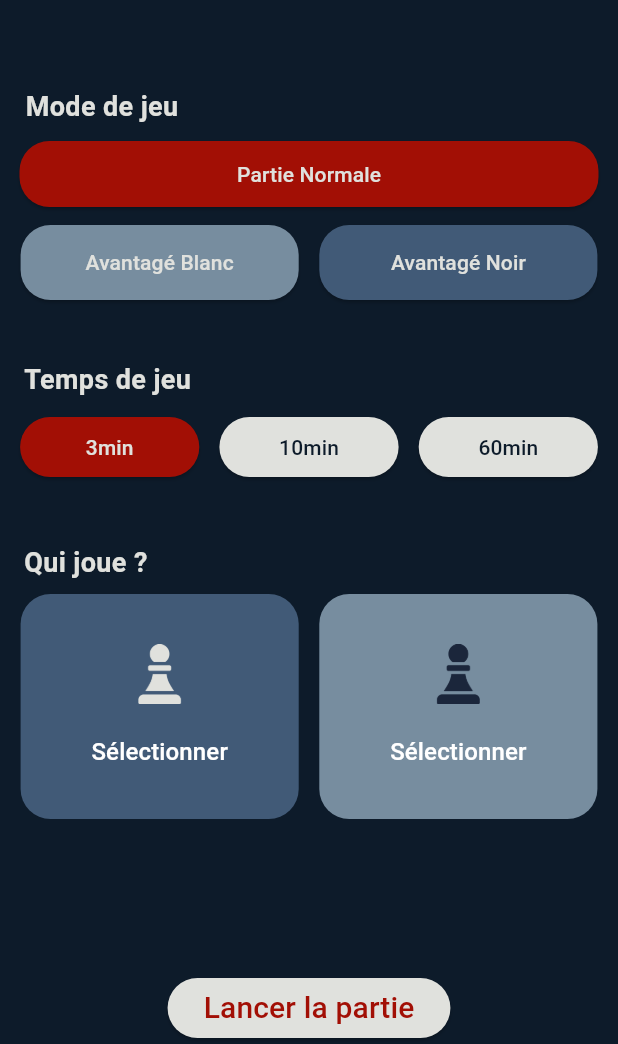
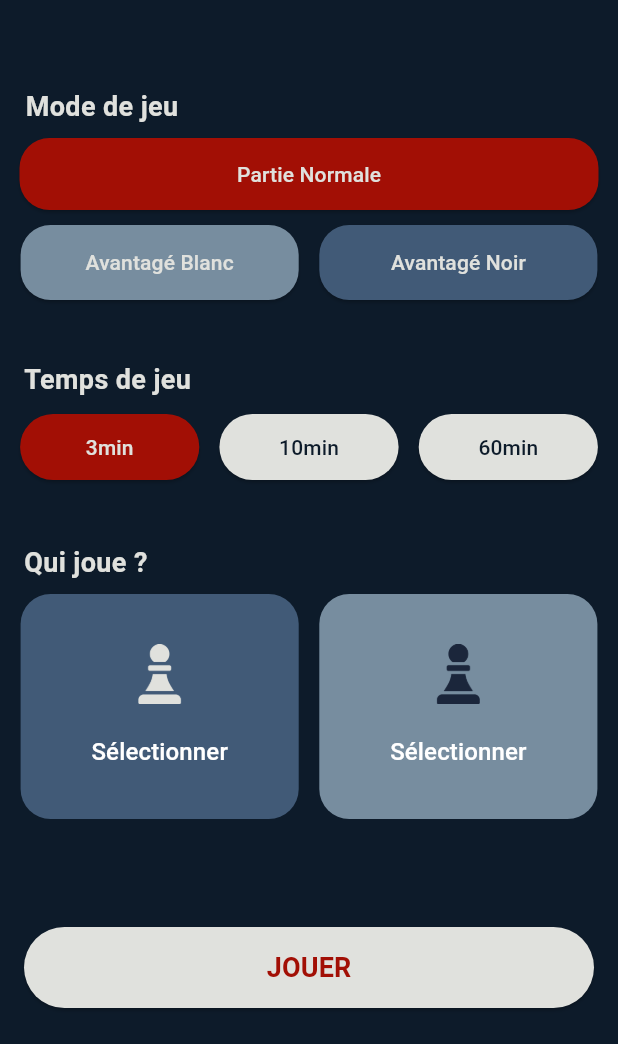
Before and after one commit to robinchausson/chess, a Flutter app: the screen it shows after launch, on a phone screen of 412 x 824 dp, the part 192-1236 px from its top. Run offline on Flutter 3.47's test engine with Material 3 defaults, Android fonts, the phone set to English and light mode, and no system bars; our stand-ins replace google_fonts, sqflite; accounts and stored records are empty.

Commit message:
design page de jeu

```diff
--- a/chess/lib/DatabaseHelper.dart
+++ b/chess/lib/DatabaseHelper.dart
@@ -83,7 +83,11 @@ class databaseHelper {
     final db = await database;
     final limitClause = limit > 0 ? 'LIMIT $limit' : '';
     return await db.rawQuery('''
-      SELECT joueur.id, joueur.pseudo, COUNT(victoire.id) AS nb_victoires
+      SELECT
+        joueur.id,
+        joueur.pseudo,
+        COUNT(victoire.id) AS nb_victoires,
+        RANK() OVER (ORDER BY COUNT(victoire.id) DESC) AS classement
       FROM joueur
       LEFT JOIN victoire ON joueur.id = victoire.id_joueur
       GROUP BY joueur.id
--- a/chess/lib/accueil.dart
+++ b/chess/lib/accueil.dart
@@ -11,8 +11,6 @@ class Accueil extends StatefulWidget {
 class _AccueilState extends State<Accueil> {
   String nomJoueurBlanc = '';
   String nomJoueurNoir = '';
-  String classementBlanc = '';
-  String classementNoir = '';
   String selectedMode = 'normale'; // normale, blanc, noir
   int selectedTime = 3; // 3, 10, 60
 
@@ -120,7 +118,7 @@ class _AccueilState extends State<Accueil> {
                                 shape: RoundedRectangleBorder(
                                 borderRadius: BorderRadius.circular(20),
                                 ),
-                              padding: EdgeInsets.symmetric(vertical: 12), // Ajout du padding vertical
+                                padding: EdgeInsets.symmetric(vertical: 14), // Ajout du padding vertical
                               ),
                               child: Text('Partie Normale'),
                             ),
@@ -223,6 +221,7 @@ class _AccueilState extends State<Accueil> {
                             backgroundColor: selectedTime == 3
                               ? Globals().rouge
                               : Globals().blanc,
+                              padding: EdgeInsets.symmetric(vertical: 12),
                           ),
                           child: Text('3min'),
                           ),
@@ -242,8 +241,10 @@ class _AccueilState extends State<Accueil> {
                             backgroundColor: selectedTime == 10
                               ? Globals().rouge
                               : Globals().blanc,
+                              padding: EdgeInsets.symmetric(vertical: 12),
                           ),
                           child: Text('10min'),
+
                           ),
                         ),
                         SizedBox(
@@ -261,6 +262,7 @@ class _AccueilState extends State<Accueil> {
                             backgroundColor: selectedTime == 60
                               ? Globals().rouge
                               : Globals().blanc,
+                              padding: EdgeInsets.symmetric(vertical: 12),
                           ),
                           child: Text('60min'),
                           ),
@@ -323,9 +325,20 @@ class _AccueilState extends State<Accueil> {
                             if (joueur1 != null)
                               Padding(
                               padding: EdgeInsets.only(top: 20),
-                              child: Text(
+                                child: Column(
+                                children: [
+                                  Text(
                                   joueur1!['pseudo'],
                                   style: TextStyle(color: Colors.white, fontSize: 16),
+                                  ),
+                                  SizedBox(height: 4),
+                                  Text(
+                                  joueur1!['classement'] != null
+                                    ? 'Classement: ${joueur1!['classement']}'
+                                    : 'null',
+                                  style: TextStyle(color: Colors.white70, fontSize: 14),
+                                  ),
+                                ],
                                 ),
                               ),
                             if (joueur1 == null)
@@ -376,9 +389,20 @@ class _AccueilState extends State<Accueil> {
                             if (joueur2 != null)
                               Padding(
                               padding: EdgeInsets.only(top: 20),
-                              child: Text(
+                              child: Column(
+                                children: [
+                                Text(
                                   joueur2!['pseudo'],
                                   style: TextStyle(color: Colors.white, fontSize: 16),
+                                ),
+                                SizedBox(height: 4),
+                                Text(
+                                  joueur2!['classement'] != null
+                                    ? 'Classement: ${joueur2!['classement']}'
+                                    : 'null',
+                                  style: TextStyle(color: Colors.white70, fontSize: 14),
+                                ),
+                                ],
                               ),
                               ),
                             if (joueur2 == null)
@@ -402,7 +426,11 @@ class _AccueilState extends State<Accueil> {
               ),
 
               // Bouton JOUER
-              ElevatedButton(
+                Padding(
+                padding: const EdgeInsets.symmetric(vertical: 24.0, horizontal: 16.0),
+                child: SizedBox(
+                  width: double.infinity,
+                  child: ElevatedButton(
                   onPressed: () {
                     Navigator.pushNamed(
                     context,
@@ -410,23 +438,29 @@ class _AccueilState extends State<Accueil> {
                     arguments: {
                       'joueurBlanc': joueur1!['pseudo'],
                       'joueurNoir': joueur2!['pseudo'],
-                      'classementBlanc': classementBlanc,
-                      'classementNoir': classementNoir,
+                      'classementBlanc': joueur1!['classement'],
+                      'classementNoir': joueur2!['classement'],
                       'temps': selectedTime,
                       'mode': selectedMode,
                     },
-
                     );
                   },
                   style: ElevatedButton.styleFrom(
                     foregroundColor: Globals().rouge,
                     backgroundColor: Globals().blanc,
+                    padding: EdgeInsets.symmetric(vertical: 14),
                   ),
                   child: Text(
-                  'Lancer la partie',
-                  style: TextStyle(fontSize: 20),
+                    'JOUER',
+                    style: TextStyle(
+                    fontSize: 18,
+                    fontWeight: FontWeight.bold,
+                    color: Globals().rouge,
                     ),
                   ),
+                  ),
+                ),
+                )
             ],
           ),
         ),
--- a/chess/lib/gestionJoueur.dart
+++ b/chess/lib/gestionJoueur.dart
@@ -42,10 +42,13 @@ class _GestionJoueurState extends State<gestionJoueur> {
     final pseudo = ajoutCtrl.text.trim();
     if (pseudo.isEmpty) return;
     final id = await databaseHelper.instance.insertJoueur(pseudo);
+    await chargerJoueurs();
+    final classement = joueurs.length;
     final joueur = {
       'id': id,
       'pseudo': pseudo,
       'nb_victoires': 0,
+      'classement': classement
     };
     if (!mounted) return;
     Navigator.pop(context, joueur); // retour avec le nouveau joueur
```
Also changed, not shown: chess/lib/jeu.dart (+119 -21 lines), chess/assets/pieces/blanc/pion_blanc.png, chess/assets/pieces/blanc/tour_blanc.png. Lines whose indentation alone changed are shown as unchanged.
